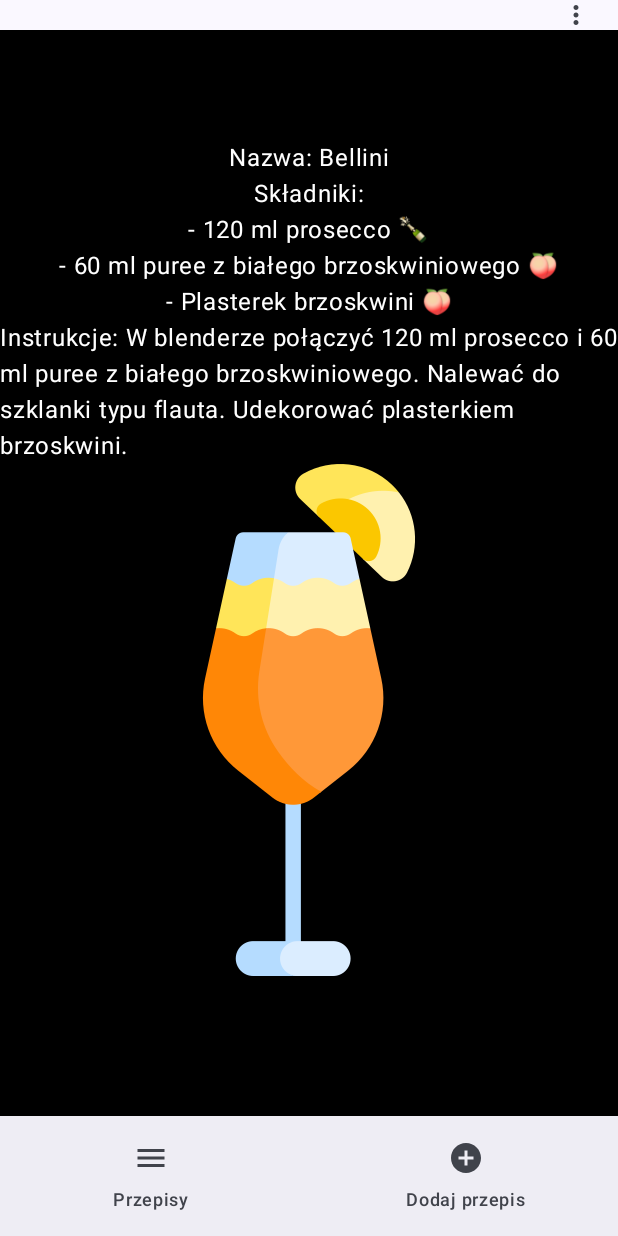
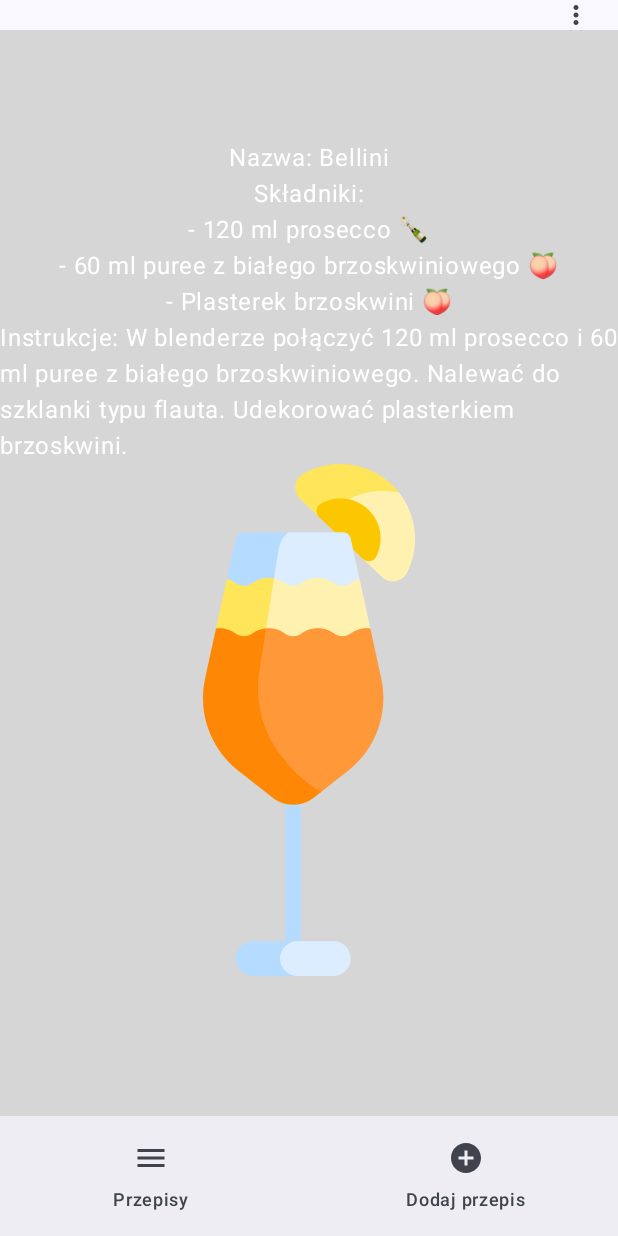
Before and after one commit to ovezthaking/TipplifyMobile, an Android app built with Jetpack Compose: the screen it shows after launch (MainActivity), after a tap on "Bellini", on a phone screen of 412 x 824 dp. Run offline under Robolectric (Android 15) with nearby library versions, the phone set to English and light mode, and no system bars; pictures from the network do not load.

```diff
--- a/app/src/main/AndroidManifest.xml
+++ b/app/src/main/AndroidManifest.xml
@@ -16,7 +16,8 @@
             android:name=".MainActivity"
             android:exported="true"
             android:label="@string/app_name"
-            android:theme="@style/Theme.Tipplify">
+            android:theme="@style/Theme.Tipplify"
+            android:screenOrientation="portrait">
             <intent-filter>
                 <action android:name="android.intent.action.MAIN" />
 
--- a/app/src/main/java/com/example/tipplify/RecipeScreen.kt
+++ b/app/src/main/java/com/example/tipplify/RecipeScreen.kt
@@ -34,10 +34,18 @@ import java.io.File
 fun RecipeScreen(recipeId: Int, viewModel: RecipeViewModel) {
     val recipe = viewModel.recipes.value.find { it.id == recipeId }
     val context = LocalContext.current
+
+    Box(
+        modifier = Modifier
+            .fillMaxSize()
+            .paint(
+                painterResource(id = R.drawable.background),
+                contentScale = ContentScale.FillHeight,
+            )
+    ) {
         Column(
             modifier = Modifier
-            .fillMaxSize()
-            .background(Color(0xFF000000)),
+                .fillMaxSize(),
             horizontalAlignment = Alignment.CenterHorizontally,
             verticalArrangement = Arrangement.Center
         ) {
@@ -63,6 +71,7 @@ fun RecipeScreen(recipeId: Int, viewModel: RecipeViewModel) {
             } ?: Text("Przepis nie znaleziony", color = Color(0xFFffffff))
         }
     }
+}
 
 @Preview(showBackground = true)
 @Composable
```
Lines whose indentation alone changed are shown as unchanged.
